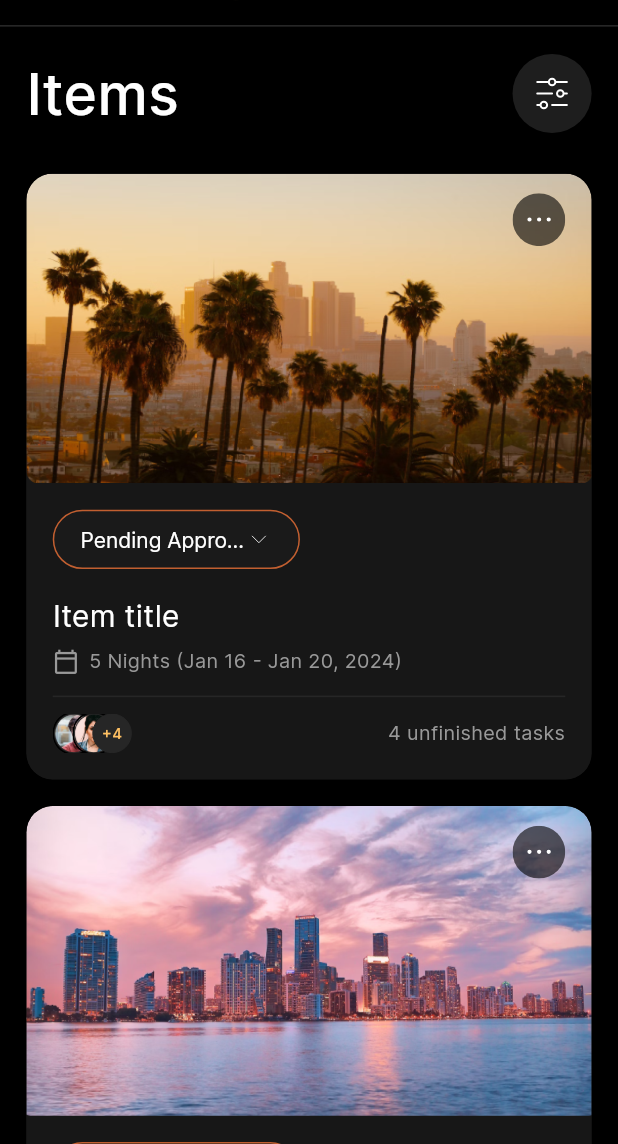
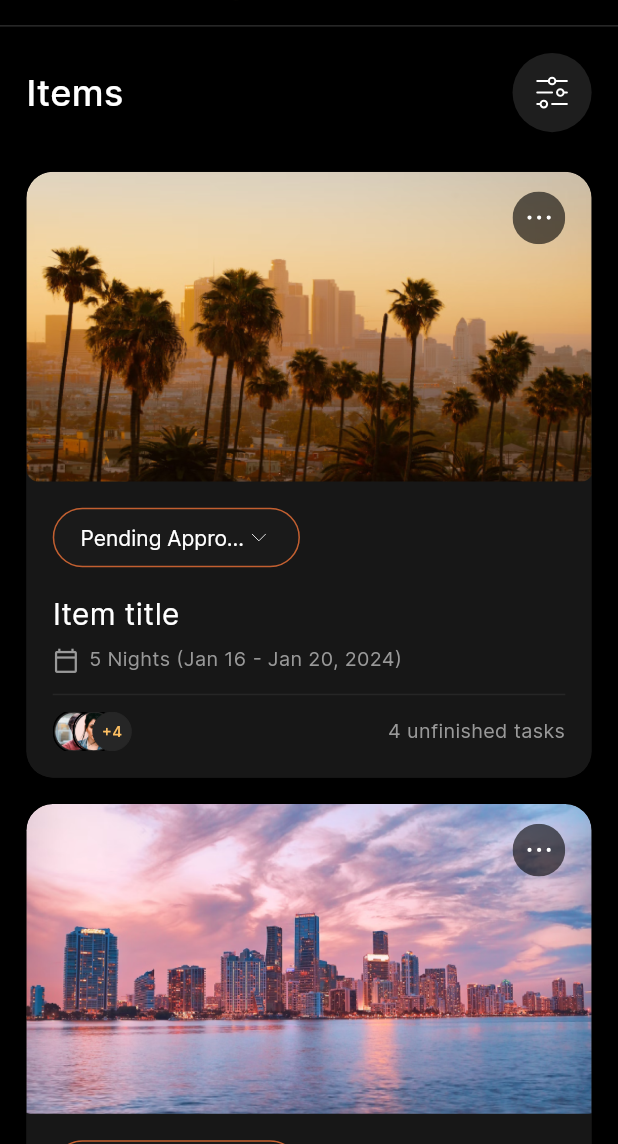
Before and after one commit to abdo-essam/travel_task_web, a Flutter app: the screen it shows after launch, on a phone screen of 412 x 824 dp, the part 92-1236 px from its top. Run offline on Flutter 3.47's test engine with Material 3 defaults, Android fonts, the phone set to English and light mode, and no system bars; our stand-ins replace cached_network_image, flutter_svg.

Commit message:
feat: Deploy web app to Firebase Hosting
This commit adds a GitHub Actions workflow to automatically
build and deploy the Flutter web application to Firebase
Hosting on pushes to the master branch. It also updates
cached files and modifies the trips screen UI.

```diff
--- a/lib/presentation/trips_screen/trips_screen.dart
+++ b/lib/presentation/trips_screen/trips_screen.dart
@@ -95,7 +95,7 @@ class TripsScreen extends StatelessWidget {
           Text(
             "Items",
             style: TextStyle(
-              fontSize: 38,
+              fontSize: 24,
               fontWeight: FontWeight.w500,
               color: Colors.white,
               fontFamily: 'Inter',
```
Also changed, not shown: 2 other files.
